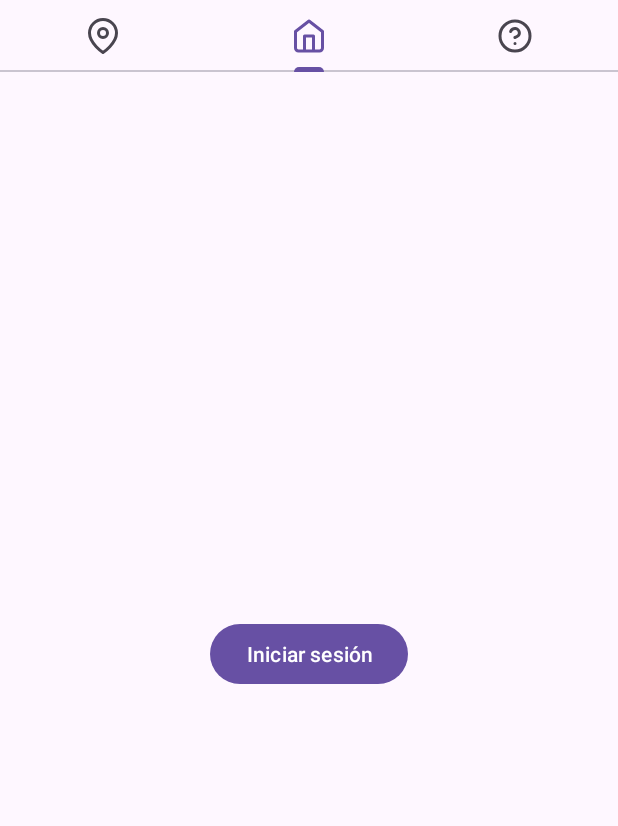
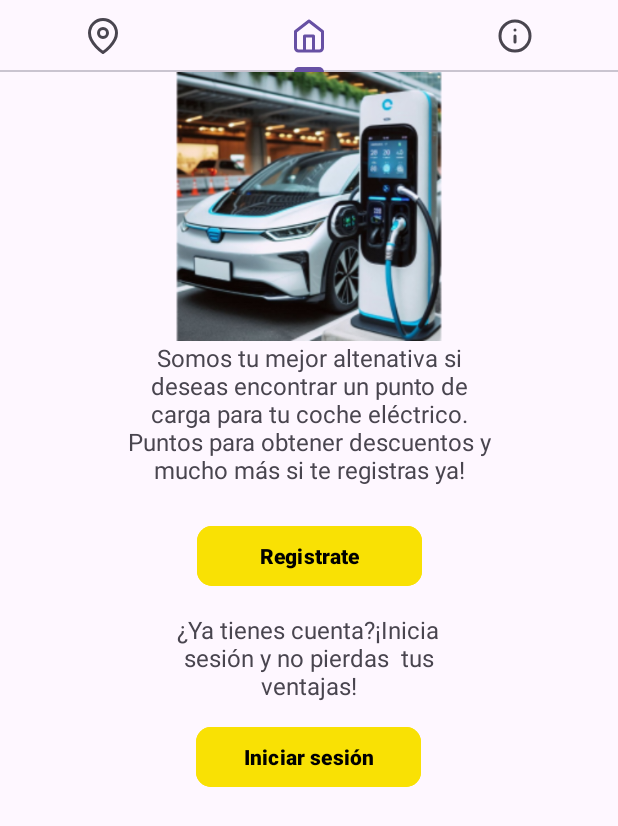
Before and after one commit to Caronte2/Grupo-Alfa, an Android app: the screen it shows after launch (MainActivity), on a phone screen of 412 x 824 dp. Shown: the top 826 px of the screen. Run offline under Robolectric (Android 15) with nearby library versions, the phone set to English and light mode, and no system bars; our stand-ins replace Firebase (no records; nobody signed in at launch, a user with empty details on screens opened directly).

Commit message:
Login mejorado

```diff
--- a/app/src/main/java/com/example/zapstation/LoginActivity.java
+++ b/app/src/main/java/com/example/zapstation/LoginActivity.java
@@ -10,8 +10,6 @@ import androidx.annotation.NonNull;
 import androidx.appcompat.app.AppCompatActivity;
 
 import com.firebase.ui.auth.AuthUI;
-import com.firebase.ui.auth.ErrorCodes;
-import com.firebase.ui.auth.IdpResponse;
 import com.google.android.gms.tasks.OnCompleteListener;
 import com.google.android.gms.tasks.Task;
 import com.google.firebase.auth.FirebaseAuth;
@@ -52,9 +50,17 @@ public class LoginActivity extends AppCompatActivity {
 
     private void verificarCorreo(FirebaseUser usuario) {
         if (usuario.isEmailVerified()) {
-            iniciarMainActivity();
+            iniciarMainActivity(); // El correo ha sido verificado, continuar con la app
         } else {
-            enviarCorreoVerificacion(usuario);
+            enviarCorreoVerificacion(usuario); // El correo no ha sido verificado, enviar verificación
+            Toast.makeText(LoginActivity.this,
+                    "Verifica tu correo electrónico para continuar.",
+                    Toast.LENGTH_LONG).show();
+
+            // Volver a la pantalla de login hasta que el correo sea verificado
+            FirebaseAuth.getInstance().signOut();
+            startActivity(new Intent(LoginActivity.this, LoginActivity.class));
+            finish(); // Finaliza la actividad actual
         }
     }
 
@@ -68,7 +74,6 @@ public class LoginActivity extends AppCompatActivity {
                                     "Correo de verificación enviado a: " + usuario.getEmail(),
                                     Toast.LENGTH_LONG).show();
                         } else {
-                            // Mostrar el mensaje de error
                             Toast.makeText(LoginActivity.this,
                                     "Error al enviar el correo de verificación: " + task.getException().getMessage(),
                                     Toast.LENGTH_LONG).show();
@@ -83,12 +88,11 @@ public class LoginActivity extends AppCompatActivity {
             public void onAuthStateChanged(@NonNull FirebaseAuth firebaseAuth) {
                 FirebaseUser currentUser = firebaseAuth.getCurrentUser();
                 if (currentUser != null) {
-                    // Verificamos el estado del correo
                     verificarCorreo(currentUser);
                 }
             }
         };
-        mAuth.addAuthStateListener(authStateListener); // Añadir el listener
+        mAuth.addAuthStateListener(authStateListener);
     }
 
     private void iniciarMainActivity() {
@@ -98,14 +102,14 @@ public class LoginActivity extends AppCompatActivity {
                 | Intent.FLAG_ACTIVITY_NEW_TASK
                 | Intent.FLAG_ACTIVITY_CLEAR_TASK);
         startActivity(i);
-        finish(); // Finaliza esta actividad para que no quede en el back stack
+        finish();
     }
 
     @Override
     protected void onDestroy() {
         super.onDestroy();
         if (authStateListener != null) {
-            mAuth.removeAuthStateListener(authStateListener); // Elimina el listener para evitar memory leaks
+            mAuth.removeAuthStateListener(authStateListener);
         }
     }
 }
--- a/app/src/main/java/com/example/zapstation/MainActivity.java
+++ b/app/src/main/java/com/example/zapstation/MainActivity.java
@@ -2,6 +2,7 @@ package com.example.zapstation;
 
 import android.content.Intent;
 import android.os.Bundle;
+import android.util.Log;
 import android.widget.Button;
 import android.widget.Toast;
 
@@ -23,90 +24,81 @@ public class MainActivity extends AppCompatActivity {
     // Nombres de las pestañas
     private String[] nombres;
     private boolean usuarioAutenticado;
+    private boolean correoVerificado;
 
     @Override
     protected void onCreate(Bundle savedInstanceState) {
         super.onCreate(savedInstanceState);
         setContentView(R.layout.activity_main);
 
-        // Verificar si el usuario está autenticado en Firebase
+        // Obtener la instancia actual del usuario en Firebase
         FirebaseUser usuario = FirebaseAuth.getInstance().getCurrentUser();
-        usuarioAutenticado = (usuario != null);
 
-        // Si está autenticado, mostrar los 5 tabs; si no, mostrar solo 3
-        if (usuarioAutenticado) {
-            nombres = new String[]{"", "", "", "", ""};
+        // Comprobar si el usuario está autenticado y si el correo está verificado
+        if (usuario != null) {
+            usuarioAutenticado = true;
+            correoVerificado = usuario.isEmailVerified();
         } else {
-            nombres = new String[]{"", "", ""}; // Solo mostrar 3 tabs si no está autenticado
+            usuarioAutenticado = false;
+            correoVerificado = false;
+            Toast.makeText(this, "Inicia sesión para acceder a todas las funciones", Toast.LENGTH_SHORT).show();
         }
 
+        // Configurar las pestañas para usuarios autenticados y no autenticados
+        nombres = usuarioAutenticado && correoVerificado
+                ? new String[]{"", "", "", "", ""}
+                : new String[]{"", "", ""};
+
         ViewPager2 viewPager = findViewById(R.id.viewpager);
-        viewPager.setAdapter(new MiPagerAdapter(this, usuarioAutenticado));
+        viewPager.setAdapter(new MiPagerAdapter(this, usuarioAutenticado, correoVerificado));
 
         TabLayout tabs = findViewById(R.id.tabs);
         new TabLayoutMediator(tabs, viewPager,
-                new TabLayoutMediator.TabConfigurationStrategy() {
-                    @Override
-                    public void onConfigureTab(@NonNull TabLayout.Tab tab, int position) {
-                        tab.setText(nombres[position]);
-
-                        // Establecer un ícono para cada tab
-                        if (usuarioAutenticado) {
-                            switch (position) {
-                                case 0:
-                                    tab.setIcon(R.drawable.star);
-                                    break;
-                                case 1:
-                                    tab.setIcon(R.drawable.map_pin);
-                                    break;
-                                case 2:
-                                    tab.setIcon(R.drawable.home);
-                                    break;
-                                case 3:
-                                    tab.setIcon(R.drawable.battery_charging);
-                                    break;
-                                case 4:
-                                    tab.setIcon(R.drawable.settings);
-                                    break;
-                            }
-                        } else {
-                            // Mostrar el nuevo orden para 3 tabs: [Nuevo icono, Home, Map]
-                            switch (position) {
-                                case 0:
-                                    tab.setIcon(R.drawable.map_pin); // Map a la izq
-                                    break;
-                                case 1:
-                                    tab.setIcon(R.drawable.home); // Home en el centro
-                                    break;
-                                case 2:
-                                    tab.setIcon(R.drawable.info_help); // Info a la derecha
-                                    break;
-                            }
+                (tab, position) -> {
+                    tab.setText(nombres[position]);
+                    if (correoVerificado) {
+                        switch (position) {
+                            case 0: tab.setIcon(R.drawable.star); break;
+                            case 1: tab.setIcon(R.drawable.map_pin); break;
+                            case 2: tab.setIcon(R.drawable.home); break;
+                            case 3: tab.setIcon(R.drawable.battery_charging); break;
+                            case 4: tab.setIcon(R.drawable.settings); break;
+                        }
+                    } else {
+                        // Configurar solo los 3 tabs si no está verificado
+                        switch (position) {
+                            case 0: tab.setIcon(R.drawable.map_pin); break;
+                            case 1: tab.setIcon(R.drawable.home); break;
+                            case 2: tab.setIcon(R.drawable.info_help); break;
                         }
                     }
                 }).attach();
 
-        // Establecer Home como la pestaña activa al inicio
-        viewPager.setCurrentItem(usuarioAutenticado ? 2 : 1, false); // 2 es el índice de Home, 1 cuando no está autenticado
+        // Establecer la pestaña de Home como la activa
+        viewPager.setCurrentItem(correoVerificado ? 2 : 1, false);
     }
+
+
 
     public static class MiPagerAdapter extends FragmentStateAdapter {
         private boolean usuarioAutenticado;
+        private boolean correoVerificado;
 
-        public MiPagerAdapter(FragmentActivity activity, boolean usuarioAutenticado) {
+        public MiPagerAdapter(FragmentActivity activity, boolean usuarioAutenticado, boolean correoVerificado) {
             super(activity);
             this.usuarioAutenticado = usuarioAutenticado;
+            this.correoVerificado = correoVerificado;
         }
 
         @Override
         public int getItemCount() {
-            return usuarioAutenticado ? 5 : 3; // Si el usuario está autenticado, mostrar 5 tabs, de lo contrario, solo 3
+            return (usuarioAutenticado && correoVerificado) ? 5 : 3;
         }
 
         @Override
         @NonNull
         public Fragment createFragment(int position) {
-            if (usuarioAutenticado) {
+            if (usuarioAutenticado && correoVerificado) {
                 switch (position) {
                     case 0:
                         return new Tab1();
@@ -121,7 +113,6 @@ public class MainActivity extends AppCompatActivity {
                 }
             } else {
                 switch (position) {
-                    // Aquí van los nuevos tabs
                     case 0:
                         return new Tab2(); // Map
                     case 1:
--- a/app/src/main/java/com/example/zapstation/Tab3.java
+++ b/app/src/main/java/com/example/zapstation/Tab3.java
@@ -6,6 +6,7 @@ import android.view.LayoutInflater;
 import android.view.View;
 import android.view.ViewGroup;
 import android.widget.Button;
+import android.widget.TextView;
 
 import androidx.annotation.NonNull;
 import androidx.annotation.Nullable;
@@ -26,16 +27,26 @@ public class Tab3 extends Fragment {
         View view = inflater.inflate(R.layout.tab3, container, false);
 
         Button loginButton = view.findViewById(R.id.loginButton);
+        //TODO Que registre se diferencie de inicar sesión
+        Button registrarButton = view.findViewById(R.id.registrarButton);
+        TextView texto1 = view.findViewById(R.id.texto1);
+        TextView texto2 = view.findViewById(R.id.texto2);
         FirebaseUser usuario = FirebaseAuth.getInstance().getCurrentUser();
 
         if (usuario == null) {
             loginButton.setVisibility(View.VISIBLE);
+            registrarButton.setVisibility(View.VISIBLE);
+            texto1.setVisibility(View.VISIBLE);
+            texto2.setVisibility(View.VISIBLE);
             loginButton.setOnClickListener(v -> {
                 Intent intent = new Intent(getActivity(), LoginActivity.class);
                 startActivity(intent);
             });
         } else {
             loginButton.setVisibility(View.GONE);
+            registrarButton.setVisibility(View.GONE);
+            texto1.setVisibility(View.GONE);
+            texto2.setVisibility(View.GONE);
         }
 
         return view;
--- a/app/src/main/res/drawable/info_help.xml
+++ b/app/src/main/res/drawable/info_help.xml
@@ -4,7 +4,7 @@
     android:viewportWidth="48"
     android:viewportHeight="48">
   <path
-      android:pathData="M18.18,18C18.65,16.663 19.578,15.536 20.8,14.818C22.021,14.1 23.458,13.838 24.854,14.077C26.251,14.317 27.518,15.043 28.43,16.127C29.343,17.211 29.842,18.583 29.84,20C29.84,24 23.84,26 23.84,26M24,34H24.02M44,24C44,35.046 35.046,44 24,44C12.954,44 4,35.046 4,24C4,12.954 12.954,4 24,4C35.046,4 44,12.954 44,24Z"
+      android:pathData="M24,32V24M24,16H24.02M44,24C44,35.046 35.046,44 24,44C12.954,44 4,35.046 4,24C4,12.954 12.954,4 24,4C35.046,4 44,12.954 44,24Z"
       android:strokeLineJoin="round"
       android:strokeWidth="4"
       android:fillColor="#00000000"
--- a/app/src/main/res/layout/tab3.xml
+++ b/app/src/main/res/layout/tab3.xml
@@ -11,13 +11,66 @@
 
         <Button
             android:id="@+id/loginButton"
-            android:layout_width="wrap_content"
+            android:layout_width="150dp"
             android:layout_height="wrap_content"
+            android:layout_marginTop="10dp"
+            android:backgroundTint="#F9E104"
             android:text="Iniciar sesión"
-            app:layout_constraintBottom_toBottomOf="parent"
+            android:textColor="#000000"
+            android:textStyle="bold"
+            app:cornerRadius="10dp"
+            app:layout_constraintEnd_toEndOf="parent"
+            app:layout_constraintHorizontal_bias="0.498"
+            app:layout_constraintStart_toStartOf="parent"
+            app:layout_constraintTop_toBottomOf="@+id/texto2" />
+
+        <Button
+            android:id="@+id/registrarButton"
+            android:layout_width="150dp"
+            android:layout_height="wrap_content"
+            android:layout_marginTop="10dp"
+            android:backgroundTint="#F9E104"
+            android:text="Registrate"
+            android:textColor="#000000"
+            android:textStyle="bold"
+            app:cornerRadius="10dp"
+            app:layout_constraintEnd_toEndOf="parent"
+            app:layout_constraintHorizontal_bias="0.501"
+            app:layout_constraintStart_toStartOf="parent"
+            app:layout_constraintTop_toBottomOf="@+id/texto1" />
+
+        <ImageView
+            android:id="@+id/imageView3"
+            android:layout_width="249dp"
+            android:layout_height="179dp"
             app:layout_constraintEnd_toEndOf="parent"
             app:layout_constraintStart_toStartOf="parent"
-            app:layout_constraintTop_toTopOf="parent" />
+            app:layout_constraintTop_toTopOf="parent"
+            app:srcCompat="@drawable/punto_carga" />
+
+        <TextView
+            android:id="@+id/texto1"
+            android:layout_width="250dp"
+            android:layout_height="109dp"
+            android:text="Somos tu mejor altenativa si deseas encontrar un punto de carga para tu coche eléctrico.  Puntos para obtener descuentos y mucho más si te registras ya!"
+            android:textAlignment="center"
+            android:textSize="16sp"
+            app:layout_constraintEnd_toEndOf="parent"
+            app:layout_constraintStart_toStartOf="parent"
+            app:layout_constraintTop_toBottomOf="@+id/imageView3" />
+
+        <TextView
+            android:id="@+id/texto2"
+            android:layout_width="191dp"
+            android:layout_height="62dp"
+            android:layout_marginTop="14dp"
+            android:text="¿Ya tienes cuenta?¡Inicia sesión y no pierdas  tus ventajas!"
+            android:textAlignment="center"
+            android:textSize="16sp"
+            app:layout_constraintEnd_toEndOf="parent"
+            app:layout_constraintHorizontal_bias="0.497"
+            app:layout_constraintStart_toStartOf="parent"
+            app:layout_constraintTop_toBottomOf="@+id/registrarButton" />
 
     </androidx.constraintlayout.widget.ConstraintLayout>
 
```
Also changed, not shown: app/src/main/res/drawable/punto_carga.png (added).
